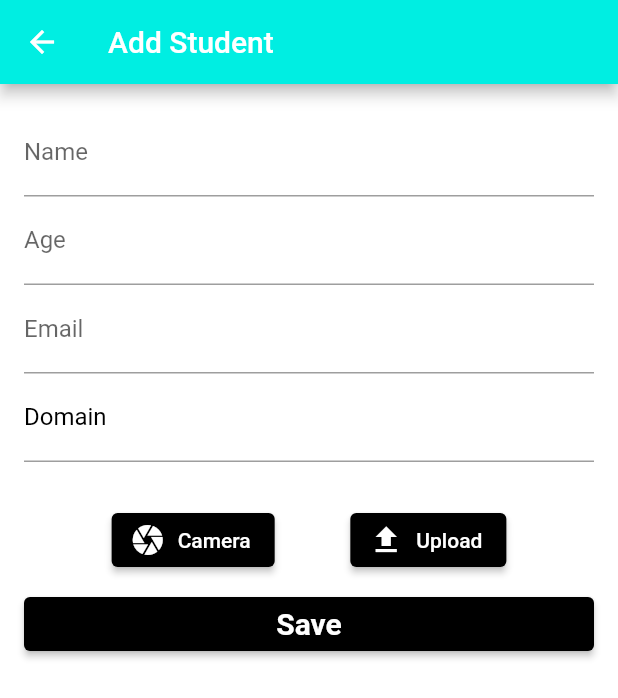
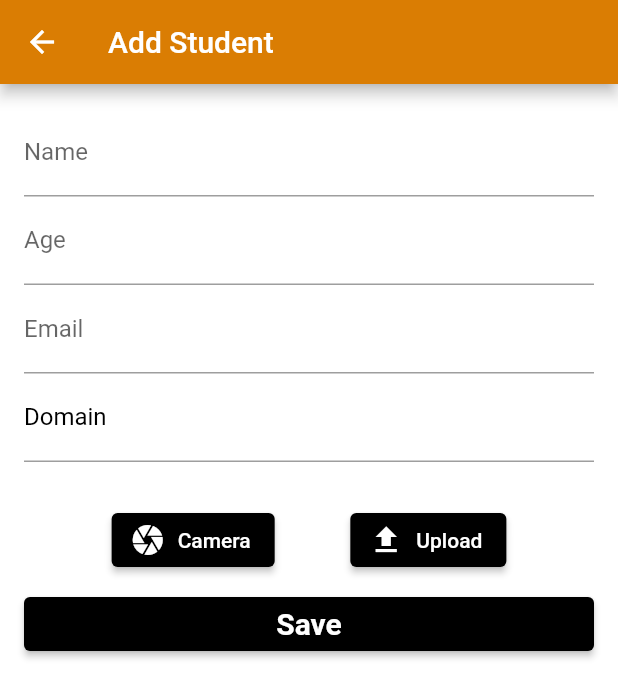
Before and after one commit to Aswanthds/student_record_flutter, a Flutter app: the screen it shows after launch, after a tap on the "add" icon, on a phone screen of 412 x 824 dp. Shown: the top 698 px of the screen. Run offline on Flutter 3.47's test engine with Material 2 defaults, Android fonts, the phone set to English and light mode, and no system bars; our stand-ins replace image_picker, sqflite; accounts and stored records are empty; network calls fail.

Commit message:
second share

```diff
--- a/lib/Screens/edit_screen.dart
+++ b/lib/Screens/edit_screen.dart
@@ -107,7 +107,7 @@ class _EditStudentScreenState extends State<EditStudentScreen> {
             : _imageFile!.path,
       );
 
-      updateStudent(
+     await updateStudent(
         newStudent.id!,
         newStudent.name,
         newStudent.email,
--- a/lib/functions/functions.dart
+++ b/lib/functions/functions.dart
@@ -87,7 +87,6 @@ Future<void> updateStudent(int id, String name, String email, String domain,
 
     studentListNotifier.notifyListeners();
   }
-
-  // Fetch the updated list from the database
-  await getAllStudent();
+  studentListNotifier.notifyListeners();
+  getAllStudent();
 }
--- a/lib/main.dart
+++ b/lib/main.dart
@@ -18,10 +18,10 @@ class MyApp extends StatelessWidget {
       debugShowCheckedModeBanner: false,
       theme: ThemeData.from(
         colorScheme: const ColorScheme.light(
-            background: Colors.white,
-            primary: Color(0xFF00EEE2),
+            background: Color(0xFFEEEEEE),
+            primary: Color(0xFFDA7D03),
             brightness: Brightness.light,
-            secondary: Color(0xff03dac6)),
+            secondary: Color(0xFFDA7D03)),
       ),
       home: const HomeScreen(),
     );
```
Also changed, not shown: lib/Screens/home_screen.dart (+8 -4 lines), 1 other file.
